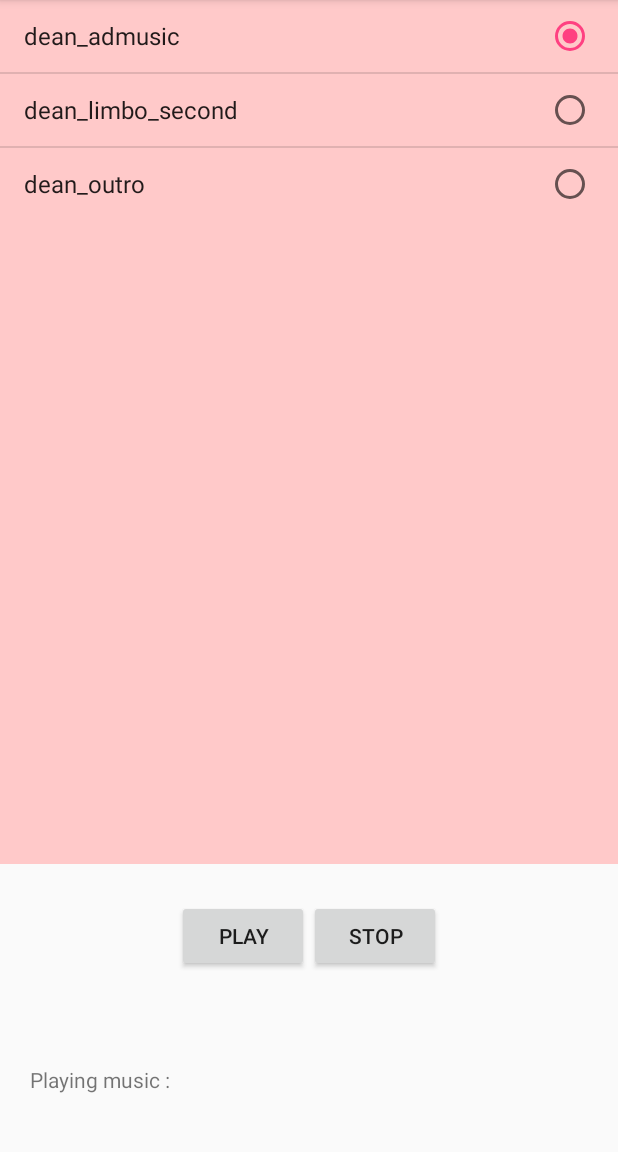
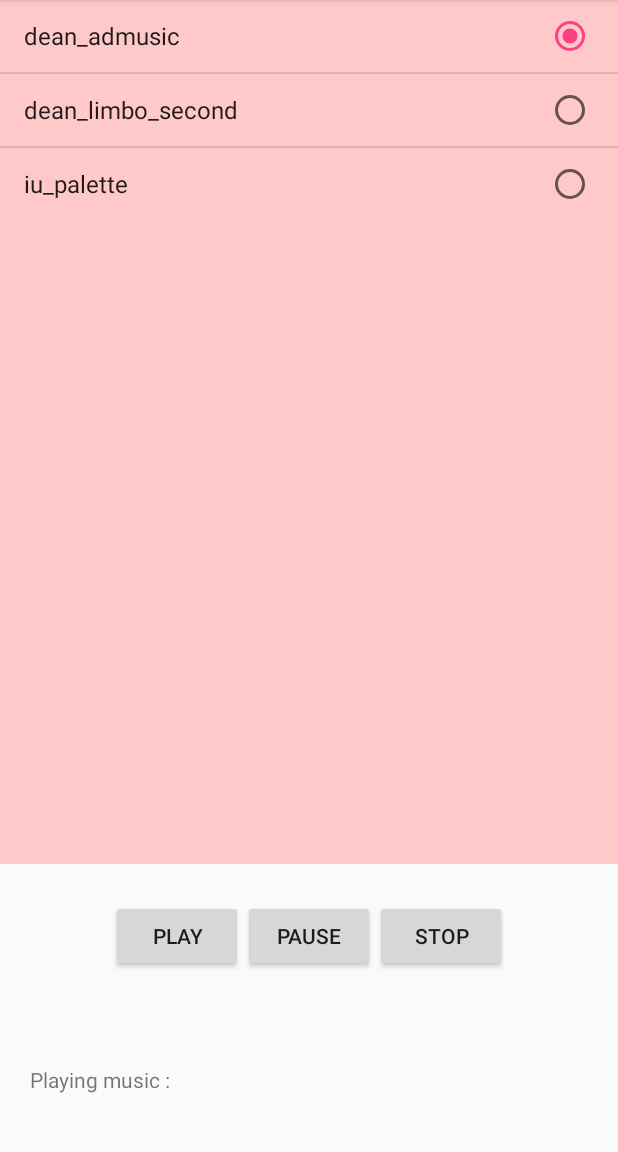
Before and after one commit to kKn00077/AudioList, an Android app: the screen it shows after launch (MainActivity), after a tap on "dean_admusic", on a phone screen of 412 x 824 dp, the part 84-1236 px from its top. Run offline under Robolectric (Android 15) with nearby library versions, the phone set to English and light mode, and no system bars.

Commit message:
#5 make pause button and event programming

```diff
--- a/AudioList/app/src/main/java/kn0077/kr/hs/emirim/audiolist/MainActivity.java
+++ b/AudioList/app/src/main/java/kn0077/kr/hs/emirim/audiolist/MainActivity.java
@@ -16,13 +16,14 @@ import java.util.ArrayList;
 
 public class MainActivity extends AppCompatActivity {
     ListView list;
-    Button butPlay, butStop;
+    Button butPlay, butStop,butPause;
     TextView textMusic;
     ProgressBar progress;
-    String[] musics={"dean_admusic","dean_limbo_second","dean_outro"};
-    int[] musicResIds={R.raw.dean_admusic,R.raw.dean_limbo_second,R.raw.dean_outro};
+    String[] musics={"dean_admusic","dean_limbo_second","iu_palette"};
+    int[] musicResIds={R.raw.dean_admusic,R.raw.dean_limbo_second,R.raw.iu_palette};
     int selectedMusicId;
     MediaPlayer mediaPlayer;
+    boolean selectePauseButton;
 
     @Override
     protected void onCreate(Bundle savedInstanceState) {
@@ -31,6 +32,7 @@ public class MainActivity extends AppCompatActivity {
         list=(ListView)findViewById(R.id.list_music);
         butPlay=(Button)findViewById(R.id.but_play);
         butStop=(Button)findViewById(R.id.but_stop);
+        butPause=(Button)findViewById(R.id.but_pause);
         textMusic=(TextView)findViewById(R.id.text_music);
         progress=(ProgressBar)findViewById(R.id.progress_music);
         ArrayAdapter<String> adapter=new ArrayAdapter<String>(this,android.R.layout.simple_list_item_single_choice,musics);
@@ -40,23 +42,45 @@ public class MainActivity extends AppCompatActivity {
         selectedMusicId=musicResIds[0];
         mediaPlayer=MediaPlayer.create(this,selectedMusicId);
 
+
         list.setOnItemClickListener(new AdapterView.OnItemClickListener() {
             @Override
             public void onItemClick(AdapterView<?> parent, View view, int i, long id) {
+                selectePauseButton=false;
+                mediaPlayer.stop();
                 selectedMusicId=musicResIds[i];
+                progress.setVisibility(View.INVISIBLE);
             }
         });
 
         butPlay.setOnClickListener(new View.OnClickListener() {
             @Override
             public void onClick(View v) {
+                if(selectePauseButton) {
+                    selectePauseButton=false;
+                }
+                else {
+                    mediaPlayer = MediaPlayer.create(MainActivity.this, selectedMusicId);
+                }
                 mediaPlayer.start();
+                progress.setVisibility(View.VISIBLE);
+            }
+        });
+        butPause.setOnClickListener(new View.OnClickListener() {
+            @Override
+            public void onClick(View v) {
+                selectePauseButton=true;
+                mediaPlayer.pause();
+                progress.setVisibility(View.INVISIBLE);
+
             }
         });
         butStop.setOnClickListener(new View.OnClickListener() {
             @Override
             public void onClick(View v) {
+                selectePauseButton=false;
                 mediaPlayer.stop();
+                progress.setVisibility(View.INVISIBLE);
             }
         });
     }
--- a/AudioList/app/src/main/res/layout/activity_main.xml
+++ b/AudioList/app/src/main/res/layout/activity_main.xml
@@ -34,10 +34,16 @@
             android:layout_height="wrap_content"
             android:text="Play"/>
         <Button
+        android:id="@+id/but_pause"
+        android:layout_width="wrap_content"
+        android:layout_height="wrap_content"
+        android:text="Pause"/>
+        <Button
             android:id="@+id/but_stop"
             android:layout_width="wrap_content"
             android:layout_height="wrap_content"
             android:text="Stop"/>
+
     </LinearLayout>
     <LinearLayout
         android:layout_width="match_parent"
```
Also changed, not shown: 1 other file.
